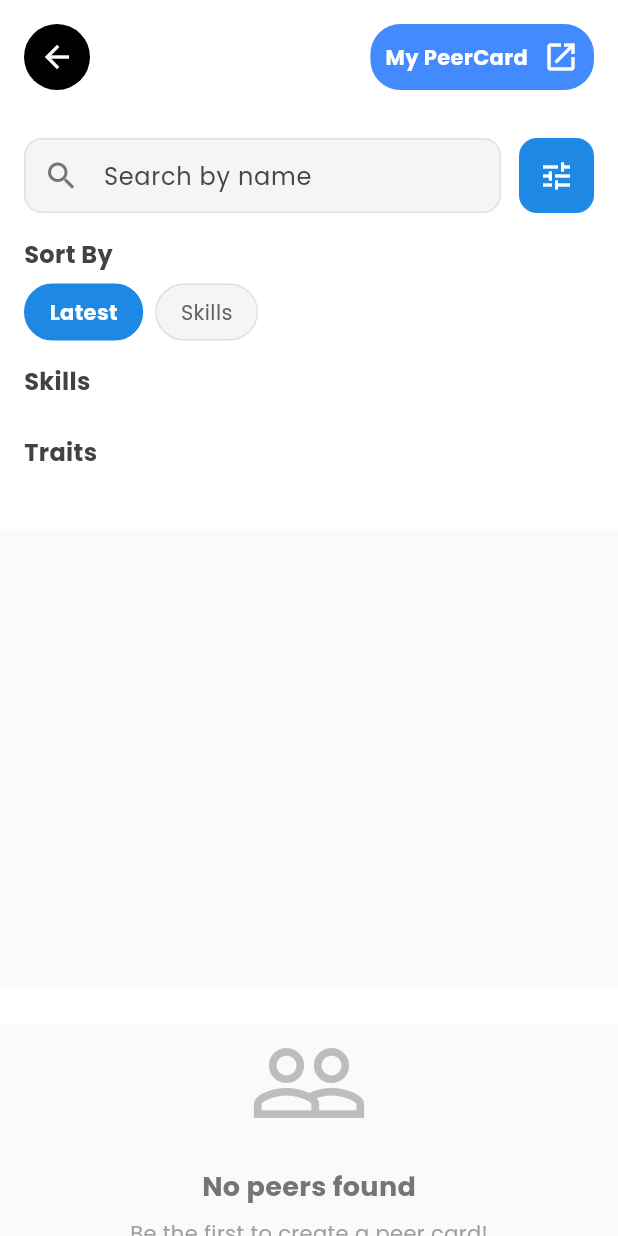
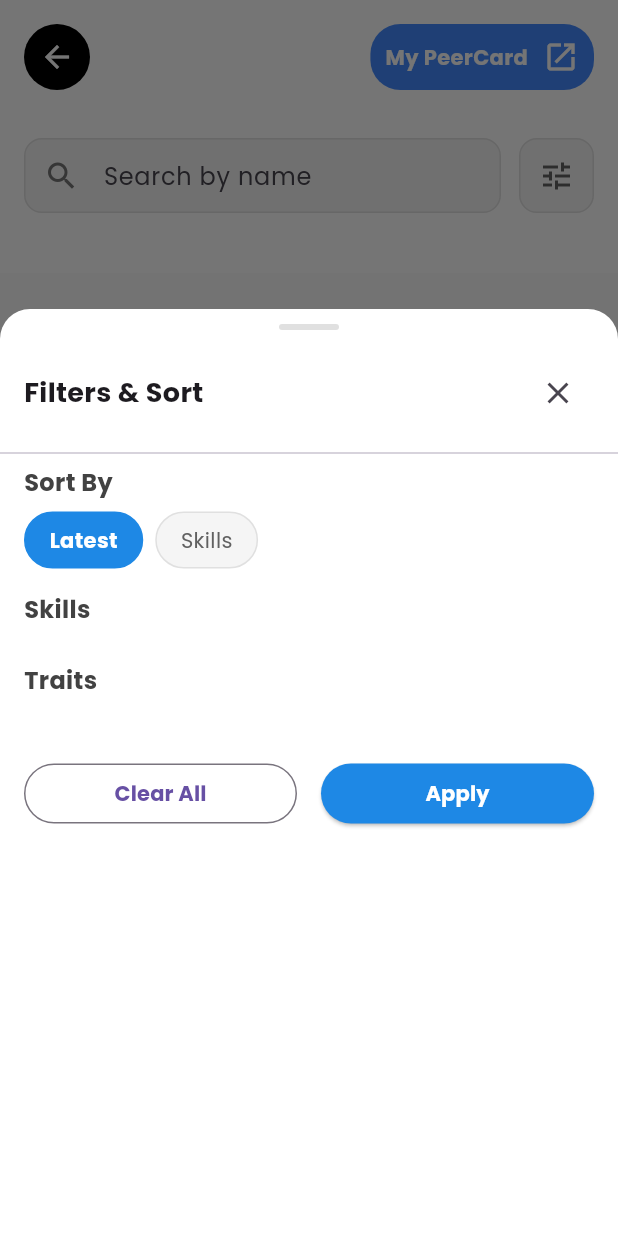
Before and after one commit to Teja2951/college_connected, a Flutter app: the PeerScreen screen opened directly, after a tap on the "tune" icon, on a phone screen of 412 x 824 dp. Run offline on Flutter 3.47's test engine with Material 3 defaults, Android fonts, the phone set to English and light mode, and no system bars; our stand-ins replace awesome_snackbar_content, cached_network_image, cloud_firestore, firebase_core, flutter_riverpod, flutter_secure_storage and 8 more; accounts and stored records are empty.

Commit message:
logo upd

```diff
--- a/lib/peers/peer_screen.dart
+++ b/lib/peers/peer_screen.dart
@@ -63,9 +63,6 @@ class _PeerScreenState extends ConsumerState<PeerScreen> with TickerProviderStat
 
             // Search Bar
             _buildSearchBar(),
-
-            // Filter Section
-            _buildFilterSection(),
 
             // Results Header
             _buildResultsHeader(),
@@ -168,19 +165,22 @@ class _PeerScreenState extends ConsumerState<PeerScreen> with TickerProviderStat
           ),
           SizedBox(width: 12),
           GestureDetector(
-            onTap: _toggleFilters,
+            onTap: () {
+              // FIXED: Call the method properly
+              _showBottomSheet();
+            },
             child: Container(
               padding: EdgeInsets.all(12),
               decoration: BoxDecoration(
-                color: _showFilters ? Colors.blue[600] : Colors.grey[100],
+                color: _hasActiveFilters() ? Colors.blue[600] : Colors.grey[100],
                 borderRadius: BorderRadius.circular(12),
                 border: Border.all(
-                  color: _showFilters ? Colors.blue[600]! : Colors.grey[300]!,
+                  color: _hasActiveFilters() ? Colors.blue[600]! : Colors.grey[300]!,
                 ),
               ),
               child: Icon(
                 Icons.tune,
-                color: _showFilters ? Colors.white : Colors.grey[700],
+                color: _hasActiveFilters() ? Colors.white : Colors.grey[700],
               ),
             ),
           ),
@@ -189,20 +189,60 @@ class _PeerScreenState extends ConsumerState<PeerScreen> with TickerProviderStat
     );
   }
 
-  Widget _buildFilterSection() {
-    return AnimatedBuilder(
-      animation: _filterAnimation,
-      builder: (context, child) {
-        return Container(
-          height: _filterAnimation.value * 500,
+  void _showBottomSheet() {
+    showModalBottomSheet(
+      context: context,
+      isScrollControlled: true, // FIXED: Added this for better control
+      backgroundColor: Colors.transparent, // FIXED: For rounded corners
+      builder: (context) => StatefulBuilder( // FIXED: Added StatefulBuilder for state updates
+        builder: (context, setModalState) => Container(
+          height: MediaQuery.of(context).size.height * 0.75, // FIXED: Set proper height
+          decoration: BoxDecoration(
+            color: Colors.white,
+            borderRadius: BorderRadius.vertical(top: Radius.circular(20)),
+          ),
+          child: Column(
+            children: [
+              // FIXED: Added drag handle
+              Container(
+                width: 40,
+                height: 4,
+                margin: EdgeInsets.symmetric(vertical: 10),
+                decoration: BoxDecoration(
+                  color: Colors.grey[300],
+                  borderRadius: BorderRadius.circular(2),
+                ),
+              ),
+
+              // FIXED: Added header with title and close button
+              Padding(
+                padding: EdgeInsets.symmetric(horizontal: 16, vertical: 8),
+                child: Row(
+                  mainAxisAlignment: MainAxisAlignment.spaceBetween,
+                  children: [
+                    Text(
+                      'Filters & Sort',
+                      style: TextStyle(
+                        fontSize: 18,
+                        fontWeight: FontWeight.bold,
+                      ),
+                    ),
+                    IconButton(
+                      onPressed: () => Navigator.pop(context),
+                      icon: Icon(Icons.close),
+                    ),
+                  ],
+                ),
+              ),
+
+              Divider(),
+
+              Expanded(
                 child: SingleChildScrollView(
-            child: Container(
-              color: Colors.white,
                   padding: EdgeInsets.symmetric(horizontal: 16),
                   child: Column(
                     crossAxisAlignment: CrossAxisAlignment.start,
                     children: [
-                  if (_showFilters) ...[
                       // Sort Options
                       Text(
                         'Sort By',
@@ -215,9 +255,9 @@ class _PeerScreenState extends ConsumerState<PeerScreen> with TickerProviderStat
                       SizedBox(height: 8),
                       Row(
                         children: [
-                        _buildSortChip('Latest', 'latest'),
+                          _buildSortChip('Latest', 'latest', setModalState),
                           SizedBox(width: 8),
-                        _buildSortChip('Skills', 'skills'),
+                          _buildSortChip('Skills', 'skills', setModalState),
                         ],
                       ),
                       SizedBox(height: 16),
@@ -231,7 +271,7 @@ class _PeerScreenState extends ConsumerState<PeerScreen> with TickerProviderStat
                               'Skills',
                               snapshot.data!,
                               _selectedSkills,
-                            (skill) => _toggleSkillFilter(skill),
+                              (skill) => _toggleSkillFilter(skill, setModalState),
                             );
                           }
                           return SizedBox.shrink();
@@ -247,7 +287,7 @@ class _PeerScreenState extends ConsumerState<PeerScreen> with TickerProviderStat
                               'Traits',
                               snapshot.data!,
                               _selectedTraits,
-                            (trait) => _toggleTraitFilter(trait),
+                              (trait) => _toggleTraitFilter(trait, setModalState),
                             );
                           }
                           return SizedBox.shrink();
@@ -255,20 +295,56 @@ class _PeerScreenState extends ConsumerState<PeerScreen> with TickerProviderStat
                       ),
 
                       SizedBox(height: 16),
+
+                      // FIXED: Added Apply and Clear buttons
+                      Row(
+                        children: [
+                          Expanded(
+                            child: OutlinedButton(
+                              onPressed: () {
+                                _clearAllFilters();
+                                setModalState(() {});
+                              },
+                              child: Text('Clear All'),
+                            ),
+                          ),
+                          SizedBox(width: 16),
+                          Expanded(
+                            child: ElevatedButton(
+                              onPressed: () {
+                                setState(() {}); // Update main screen
+                                Navigator.pop(context);
+                              },
+                              style: ElevatedButton.styleFrom(
+                                backgroundColor: Colors.blue[600],
+                                foregroundColor: Colors.white,
+                              ),
+                              child: Text('Apply'),
+                            ),
+                          ),
                         ],
+                      ),
+
+                      SizedBox(height: 32), // Bottom padding
+                    ],
+                  ),
+                ),
+              ),
             ],
           ),
         ),
       ),
     );
-      },
-    );
   }
 
-  Widget _buildSortChip(String label, String value) {
+  // FIXED: Added setModalState parameter to update bottom sheet UI
+  Widget _buildSortChip(String label, String value, StateSetter setModalState) {
     final isSelected = _sortBy == value;
     return GestureDetector(
-      onTap: () => setState(() => _sortBy = value),
+      onTap: () {
+        setState(() => _sortBy = value);
+        setModalState(() => _sortBy = value); // FIXED: Update bottom sheet UI
+      },
       child: Container(
         padding: EdgeInsets.symmetric(horizontal: 16, vertical: 8),
         decoration: BoxDecoration(
@@ -414,7 +490,7 @@ class _PeerScreenState extends ConsumerState<PeerScreen> with TickerProviderStat
   Widget _buildPeerList(List<PeerModel> peers) {
     return ListView.builder(
       controller: _scrollController,
-      padding: EdgeInsets.all(16),
+      padding: EdgeInsets.all(8),
       itemCount: peers.length,
       itemBuilder: (context, index) {
         return Padding(
@@ -481,20 +557,8 @@ class _PeerScreenState extends ConsumerState<PeerScreen> with TickerProviderStat
     );
   }
 
-  // Helper Methods
-  void _toggleFilters() {
-    setState(() {
-      _showFilters = !_showFilters;
-    });
-
-    if (_showFilters) {
-      _filterAnimationController.forward();
-    } else {
-      _filterAnimationController.reverse();
-    }
-  }
-
-  void _toggleSkillFilter(String skill) {
+  // FIXED: Updated toggle methods to work with StatefulBuilder
+  void _toggleSkillFilter(String skill, StateSetter setModalState) {
     setState(() {
       if (_selectedSkills.contains(skill)) {
         _selectedSkills.remove(skill);
@@ -502,9 +566,10 @@ class _PeerScreenState extends ConsumerState<PeerScreen> with TickerProviderStat
         _selectedSkills.add(skill);
       }
     });
+    setModalState(() {}); // Update bottom sheet UI
   }
 
-  void _toggleTraitFilter(String trait) {
+  void _toggleTraitFilter(String trait, StateSetter setModalState) {
     setState(() {
       if (_selectedTraits.contains(trait)) {
         _selectedTraits.remove(trait);
@@ -512,6 +577,7 @@ class _PeerScreenState extends ConsumerState<PeerScreen> with TickerProviderStat
         _selectedTraits.add(trait);
       }
     });
+    setModalState(() {}); // Update bottom sheet UI
   }
 
   bool _hasActiveFilters() {
```
Also changed, not shown: pubspec.yaml (+14 -0 lines), assets/icons/Uni.png (added), assets/icons/Uni1.png (added), assets/icons/Uni2.png (added), assets/icons/Uni33.png (added), assets/icons/Uni4.png (added), assets/icons/Uni5.png (added), assets/icons/Uni6.png (added), assets/icons/Uni7.png (added), pubspec.lock, 34 other files. Lines whose indentation alone changed are shown as unchanged.
